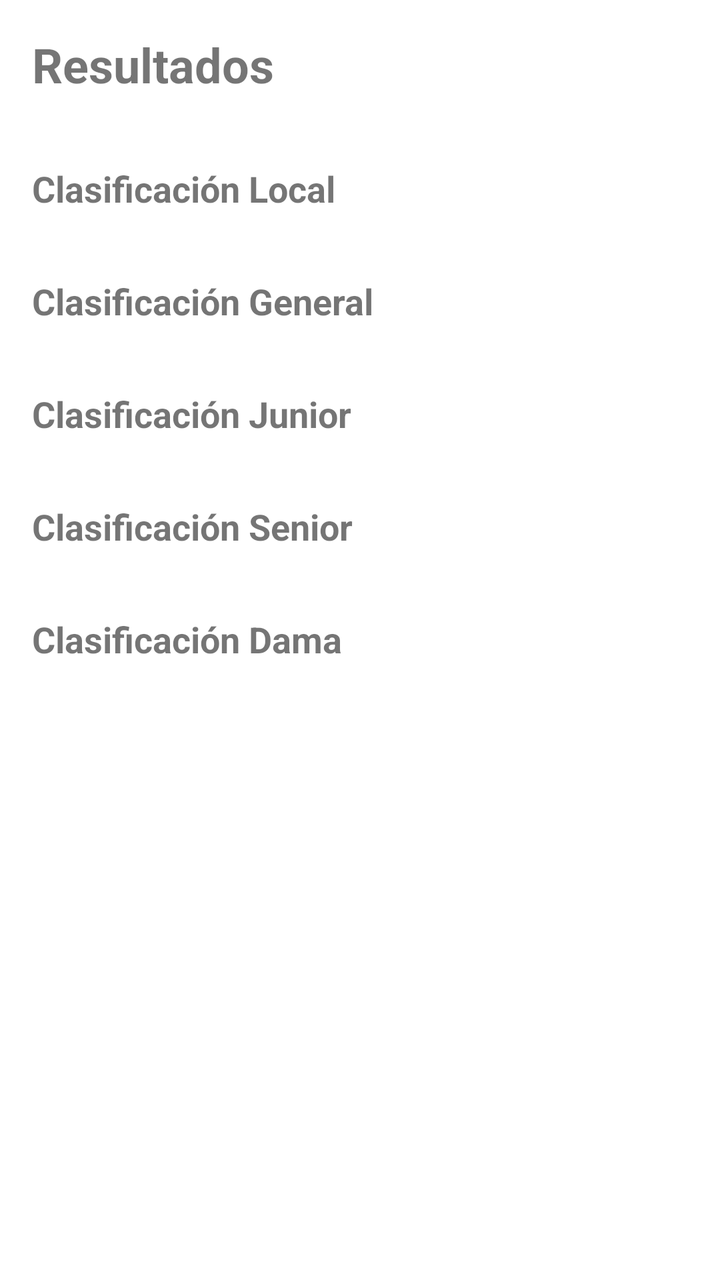
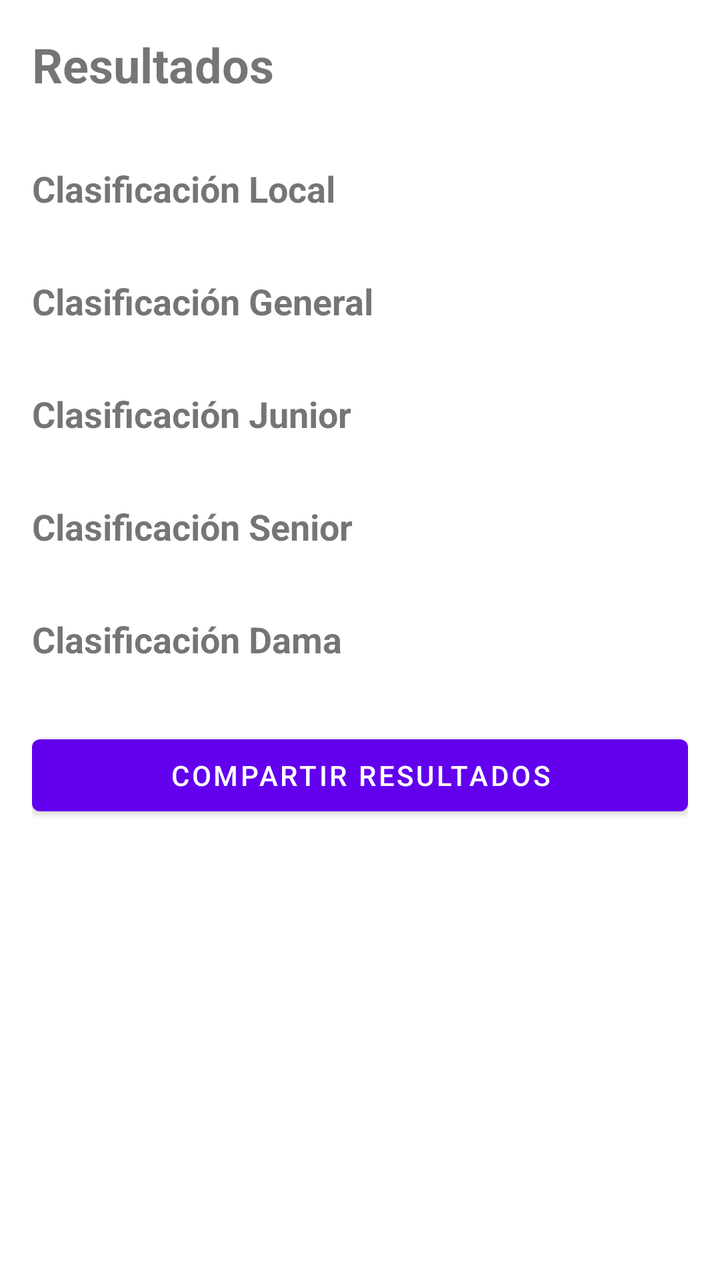

The first picture is an Android layout as it rendered before a commit; the second is the same layout after the commit. The layout source and the unified diff follow.
<!-- AndroidManifest.xml: application theme Theme.PlatoScore -->
<!-- res/layout/activity_resultados.xml -->
<?xml version="1.0" encoding="utf-8"?>
<androidx.core.widget.NestedScrollView xmlns:android="http://schemas.android.com/apk/res/android"
    xmlns:app="http://schemas.android.com/apk/res-auto"
    xmlns:tools="http://schemas.android.com/tools"
    android:layout_width="match_parent"
    android:layout_height="match_parent"
    tools:context=".ui.activities.ResultadosActivity">

    <LinearLayout
        android:layout_width="match_parent"
        android:layout_height="wrap_content"
        android:orientation="vertical"
        android:padding="16dp">

        <TextView
            android:layout_width="wrap_content"
            android:layout_height="wrap_content"
            android:text="Resultados"
            android:textSize="24sp"
            android:textStyle="bold"
            android:layout_marginBottom="8dp" />

        <TextView
            android:id="@+id/tvRecaudacion"
            android:layout_width="wrap_content"
            android:layout_height="wrap_content"
            android:textSize="16sp"
            android:layout_marginBottom="4dp" />

        <TextView
            android:id="@+id/tvHintDesempate"
            android:layout_width="wrap_content"
            android:layout_height="wrap_content"
            android:text="Los tiradores marcados con = están empatados: toca uno para registrar el desempate."
            android:textSize="13sp"
            android:textColor="?android:attr/textColorSecondary"
            android:visibility="gone"
            android:layout_marginBottom="16dp" />

        
        <TextView
            android:id="@+id/tvTituloLocal"
            android:layout_width="wrap_content"
            android:layout_height="wrap_content"
            android:text="Clasificación Local"
            android:textSize="18sp"
            android:textStyle="bold"
            android:layout_marginBottom="8dp" />

        <androidx.recyclerview.widget.RecyclerView
            android:id="@+id/rvResultadosLocal"
            android:layout_width="match_parent"
            android:layout_height="wrap_content"
            android:nestedScrollingEnabled="false"
            android:layout_marginBottom="24dp" />

        
        <TextView
            android:id="@+id/tvTituloGeneral"
            android:layout_width="wrap_content"
            android:layout_height="wrap_content"
            android:text="Clasificación General"
            android:textSize="18sp"
            android:textStyle="bold"
            android:layout_marginBottom="8dp" />

        <androidx.recyclerview.widget.RecyclerView
            android:id="@+id/rvResultadosGeneral"
            android:layout_width="match_parent"
            android:layout_height="wrap_content"
            android:nestedScrollingEnabled="false"
            android:layout_marginBottom="24dp" />

        
        <TextView
            android:id="@+id/tvTituloJunior"
            android:layout_width="wrap_content"
            android:layout_height="wrap_content"
            android:text="Clasificación Junior"
            android:textSize="18sp"
            android:textStyle="bold"
            android:layout_marginBottom="8dp" />

        <androidx.recyclerview.widget.RecyclerView
            android:id="@+id/rvResultadosJunior"
            android:layout_width="match_parent"
            android:layout_height="wrap_content"
            android:nestedScrollingEnabled="false"
            android:layout_marginBottom="24dp" />

        
        <TextView
            android:id="@+id/tvTituloSenior"
            android:layout_width="wrap_content"
            android:layout_height="wrap_content"
            android:text="Clasificación Senior"
            android:textSize="18sp"
            android:textStyle="bold"
            android:layout_marginBottom="8dp" />

        <androidx.recyclerview.widget.RecyclerView
            android:id="@+id/rvResultadosSenior"
            android:layout_width="match_parent"
            android:layout_height="wrap_content"
            android:nestedScrollingEnabled="false"
            android:layout_marginBottom="24dp" />

        
        <TextView
            android:id="@+id/tvTituloDama"
            android:layout_width="wrap_content"
            android:layout_height="wrap_content"
            android:text="Clasificación Dama"
            android:textSize="18sp"
            android:textStyle="bold"
            android:layout_marginBottom="8dp" />

        <androidx.recyclerview.widget.RecyclerView
            android:id="@+id/rvResultadosDama"
            android:layout_width="match_parent"
            android:layout_height="wrap_content"
            android:nestedScrollingEnabled="false"
            android:layout_marginBottom="24dp" />

    </LinearLayout>

</androidx.core.widget.NestedScrollView>
<!-- resources referenced by this layout -->
<resources>
  <style name="Theme.PlatoScore" parent="Theme.MaterialComponents.DayNight.DarkActionBar">
          
          <item name="colorPrimary">@color/purple_500</item>
          <item name="colorPrimaryVariant">@color/purple_700</item>
          <item name="colorOnPrimary">@color/white</item>
          
          <item name="colorSecondary">@color/teal_200</item>
          <item name="colorSecondaryVariant">@color/teal_700</item>
          <item name="colorOnSecondary">@color/black</item>
          
          <item name="android:statusBarColor">?attr/colorPrimaryVariant</item>
          
      </style>
  <color name="purple_500">#FF6200EE</color>
  <color name="purple_700">#FF3700B3</color>
  <color name="white">#FFFFFFFF</color>
  <color name="teal_200">#FF03DAC5</color>
  <color name="teal_700">#FF018786</color>
  <color name="black">#FF000000</color>
</resources>

<!-- the commit's change to res/layout/activity_resultados.xml (unified diff, before → after) -->
@@ -122,6 +122,13 @@
             android:nestedScrollingEnabled="false"
             android:layout_marginBottom="24dp" />
 
+        <Button
+            android:id="@+id/btnCompartir"
+            android:layout_width="match_parent"
+            android:layout_height="wrap_content"
+            android:text="Compartir resultados"
+            android:layout_marginBottom="16dp" />
+
     </LinearLayout>
 
 </androidx.core.widget.NestedScrollView>
